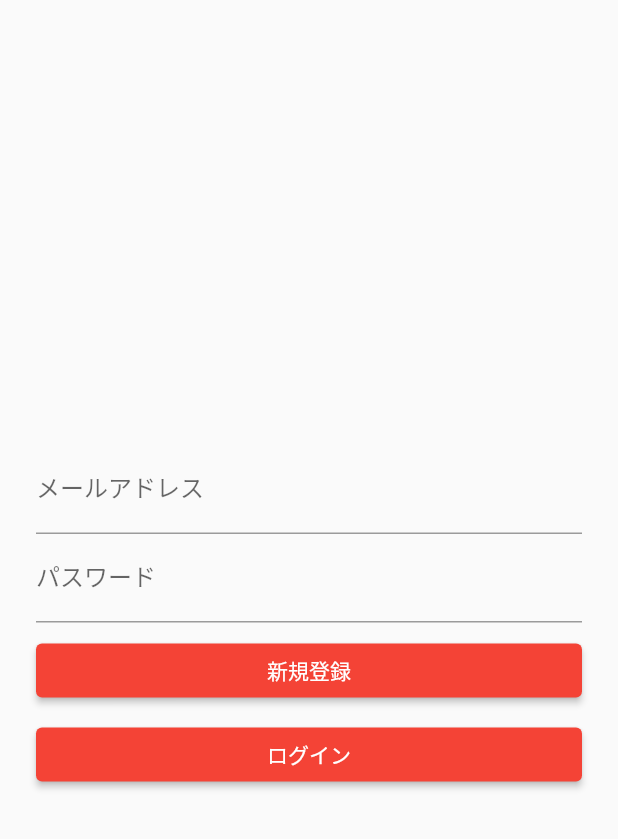
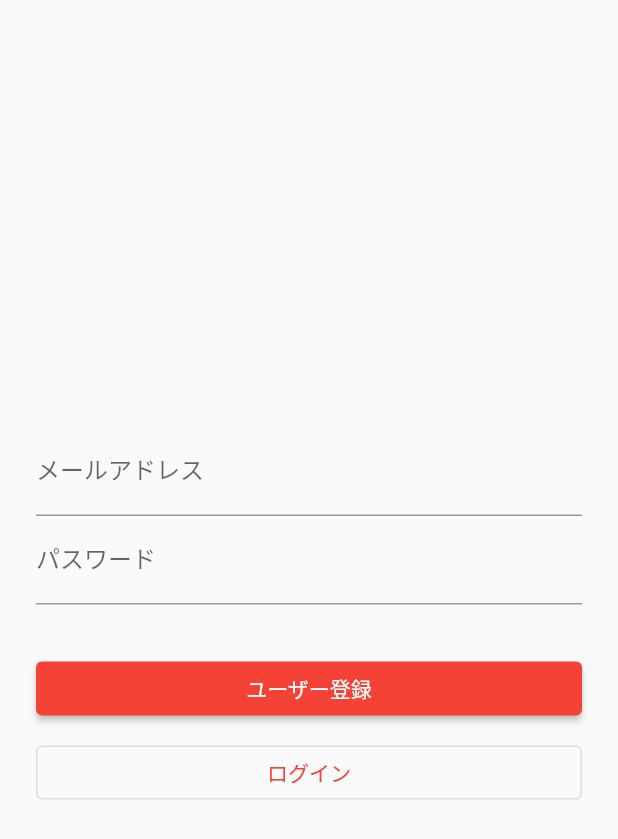
Before and after one commit to naokikubo2/BandcollaboApp, a Flutter app: the screen it shows after launch, on a phone screen of 412 x 824 dp. Shown: the top 839 px of the screen. Run offline on Flutter 3.47's test engine with Material 2 defaults, Android fonts, the phone set to English and light mode, and no system bars; our stand-ins replace cloud_firestore, firebase_auth, firebase_core; accounts and stored records are empty.

Commit message:
add login func #2

```diff
--- a/lib/View/login/login_page.dart
+++ b/lib/View/login/login_page.dart
@@ -1,49 +1,102 @@
+import 'package:bandcollabo_app/Model/user/userState.dart';
+import 'package:bandcollabo_app/Model/user/user_model.dart';
 import 'package:bandcollabo_app/View/home/home_page.dart';
 import 'package:flutter/cupertino.dart';
 import 'package:flutter/material.dart';
+import 'package:provider/provider.dart';
 
-class LoginPage extends StatelessWidget {
+class LoginPage extends StatefulWidget {
+  @override
+  _LoginPageState createState() => _LoginPageState();
+}
+class _LoginPageState extends State<LoginPage> {
+  // メッセージ表示用
+  String infoText = '';
+  // 入力したメールアドレス・パスワード
   String email = '';
   String password = '';
 
   @override
   Widget build(BuildContext context) {
+    // ユーザー情報を受け取る
+    final UserModel userModel = Provider.of<UserModel>(context);
     return Scaffold(
       body: Center(
         child: Container(
-
           padding: EdgeInsets.all(24),
           child: Column(
-            mainAxisSize: MainAxisSize.min,
-            children: [
+            mainAxisAlignment: MainAxisAlignment.center,
+            children: <Widget>[
+              // メールアドレス入力
               TextFormField(
                 decoration: InputDecoration(labelText: 'メールアドレス'),
+                onChanged: (String value) {
+                  setState(() {
+                    email = value;
+                  });
+                },
               ),
+              // パスワード入力
               TextFormField(
                 decoration: InputDecoration(labelText: 'パスワード'),
+                obscureText: true,
+                onChanged: (String value) {
+                  setState(() {
+                    password = value;
+                  });
+                },
+              ),
+              Container(
+                padding: EdgeInsets.all(8),
+                // メッセージ表示
+                child: Text(infoText),
+              ),
+              Container(
+                width: double.infinity,
+                // ユーザー登録ボタン
+                child: ElevatedButton(
+                  child: Text('ユーザー登録'),
+                  onPressed: () async {
+                    try {
+                      // メール/パスワードでユーザー登録
+                      await userModel.signInEmail(email, password);
+                      await Navigator.of(context).pushReplacement(
+                        MaterialPageRoute(builder: (context) {
+                          return HomePage();
+                        }),
+                      );
+                    } catch (e) {
+                      // ユーザー登録に失敗した場合
+                      setState(() {
+                        infoText = "登録に失敗しました：${e.toString()}";
+                      });
+                    }
+                  },
+                ),
               ),
               const SizedBox(height: 8),
               Container(
                 width: double.infinity,
-                // メッセージ表示
-                child: ElevatedButton(
-                  onPressed: () {
+                // ログイン登録ボタン
+                child: OutlinedButton(
+                  child: Text('ログイン'),
+                  onPressed: () async {
+                    try {
+                      // メール/パスワードでログイン
+                      // ログインに成功した場合
+                      // チャット画面に遷移＋ログイン画面を破棄
+                      await Navigator.of(context).pushReplacement(
+                        MaterialPageRoute(builder: (context) => HomePage()
+                        ),
+                      );
+                    } catch (e) {
+                      // ログインに失敗した場合
+                      setState(() {
+                        infoText = "ログインに失敗しました：${e.toString()}";
+                      });
+                    }
                   },
-                  child: Text(
-                    "新規登録"
-                  ),
-                )
-              ),
-              const SizedBox(height: 8),
-              Container(
-                  width: double.infinity,
-                  // メッセージ表示
-                  child: ElevatedButton(
-                    onPressed: () {},
-                    child: Text(
-                        "ログイン"
-                    ),
-                  )
+                ),
               ),
             ],
           ),
--- a/lib/main.dart
+++ b/lib/main.dart
@@ -2,6 +2,9 @@ import 'package:bandcollabo_app/view/login/login_page.dart';
 import 'package:firebase_core/firebase_core.dart';
 import 'package:flutter/material.dart';
 import 'package:cloud_firestore/cloud_firestore.dart';
+import 'package:provider/provider.dart';
+
+import 'Model/user/user_model.dart';
 
 Future<void> main() async {
   WidgetsFlutterBinding.ensureInitialized();
@@ -10,15 +13,21 @@ Future<void> main() async {
 }
 
 class BandcollaboApp extends StatelessWidget {
+  final UserModel userModel = UserModel();
   @override
   Widget build(BuildContext context) {
-    return MaterialApp(
-      title: 'Flutter Demo',
-      theme: ThemeData(
-        primarySwatch: Colors.red,
+    return MultiProvider(
+      providers: [
+        ChangeNotifierProvider<UserModel>(create: (_)=> UserModel()),
+      ],
+      child: MaterialApp(
+        title: 'Flutter Demo',
+        theme: ThemeData(
+          primarySwatch: Colors.red,
+        ),
+        //home: MyHomePage(title: 'Flutter Demo Home Page'),
+        home: LoginPage(),
       ),
-      //home: MyHomePage(title: 'Flutter Demo Home Page'),
-      home: LoginPage(),
     );
   }
 }
```
Also changed, not shown: lib/Model/user/user_model.dart (+4 -4 lines), lib/View/home/home_page.dart (added, +15 -0 lines).
